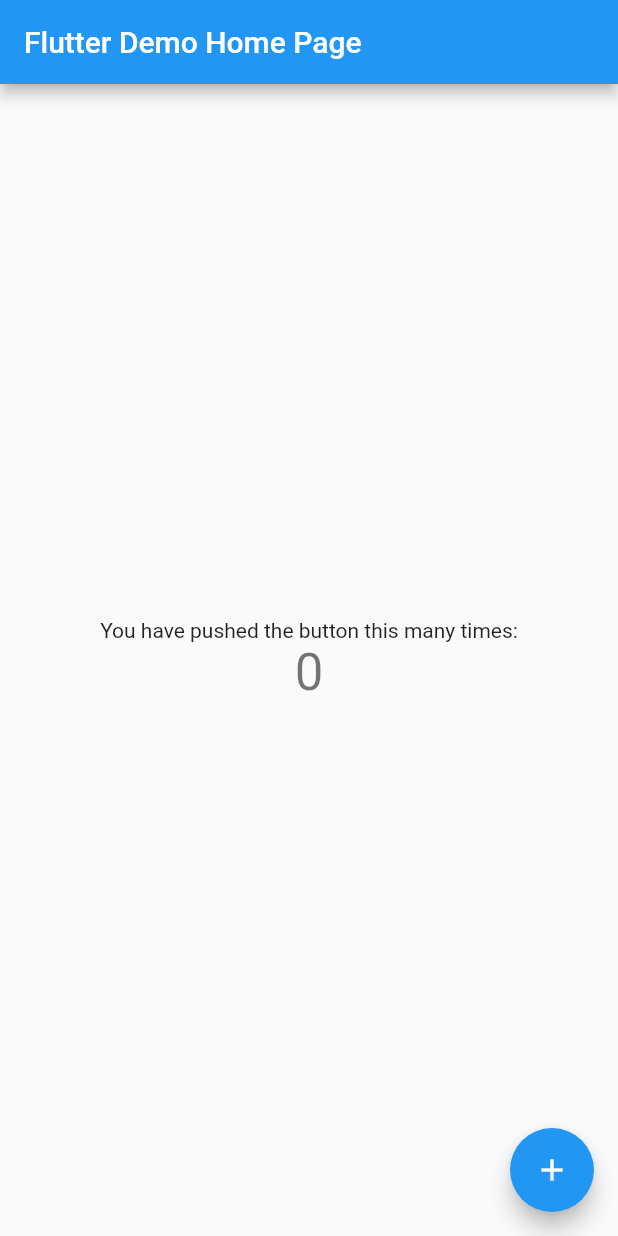
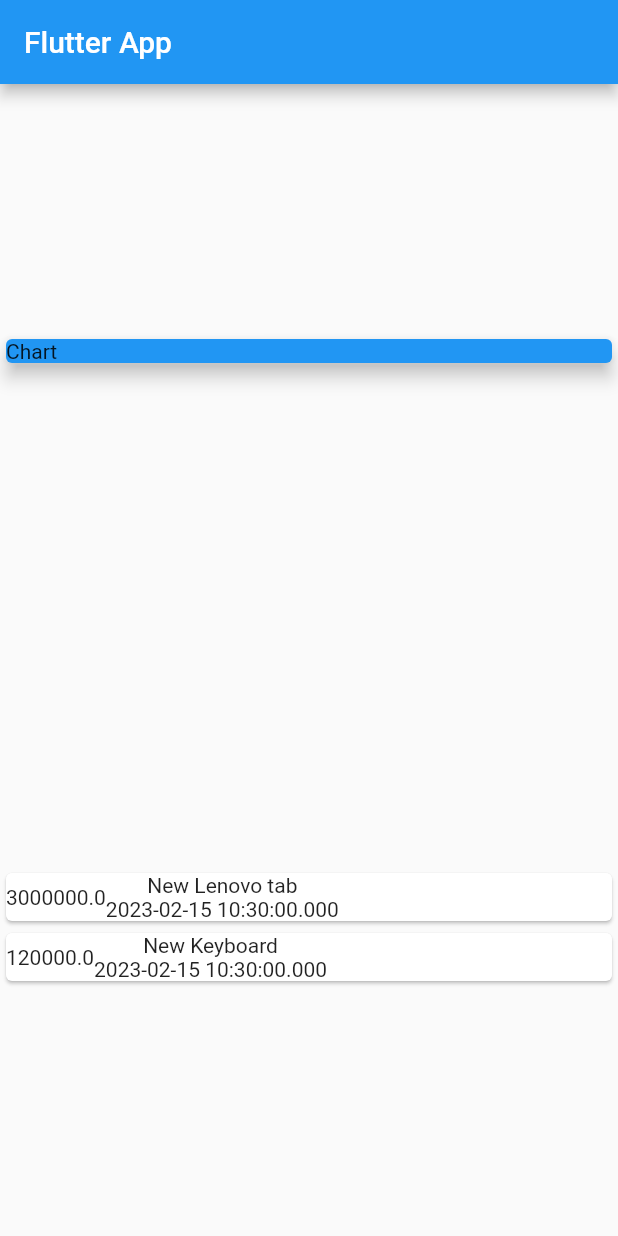
Before and after one commit to Th3FatGuy/personal-expenses-app, a Flutter app: the screen it shows after launch, on a phone screen of 412 x 824 dp. Run offline on Flutter 3.47's test engine with Material 2 defaults, Android fonts, the phone set to English and light mode, and no system bars.

Commit message:
Adding file and editing the main.dart

```diff
--- a/lib/main.dart
+++ b/lib/main.dart
@@ -1,115 +1,71 @@
 import 'package:flutter/material.dart';
 
-void main() {
-  runApp(const MyApp());
-}
+import './transaction.dart'; //create a transaction file with the constructor of transaction
+
+void main() => runApp(MyApp());
 
 class MyApp extends StatelessWidget {
-  const MyApp({super.key});
-
-  // This widget is the root of your application.
   @override
   Widget build(BuildContext context) {
     return MaterialApp(
-      title: 'Flutter Demo',
-      theme: ThemeData(
-        // This is the theme of your application.
-        //
-        // Try running your application with "flutter run". You'll see the
-        // application has a blue toolbar. Then, without quitting the app, try
-        // changing the primarySwatch below to Colors.green and then invoke
-        // "hot reload" (press "r" in the console where you ran "flutter run",
-        // or simply save your changes to "hot reload" in a Flutter IDE).
-        // Notice that the counter didn't reset back to zero; the application
-        // is not restarted.
-        primarySwatch: Colors.blue,
-      ),
-      home: const MyHomePage(title: 'Flutter Demo Home Page'),
+      title: 'Personal Expenses App',
+      home: MyHomePage(),
     );
   }
 }
 
-class MyHomePage extends StatefulWidget {
-  const MyHomePage({super.key, required this.title});
-
-  // This widget is the home page of your application. It is stateful, meaning
-  // that it has a State object (defined below) that contains fields that affect
-  // how it looks.
-
-  // This class is the configuration for the state. It holds the values (in this
-  // case the title) provided by the parent (in this case the App widget) and
-  // used by the build method of the State. Fields in a Widget subclass are
-  // always marked "final".
-
-  final String title;
-
-  @override
-  State<MyHomePage> createState() => _MyHomePageState();
-}
-
-class _MyHomePageState extends State<MyHomePage> {
-  int _counter = 0;
-
-  void _incrementCounter() {
-    setState(() {
-      // This call to setState tells the Flutter framework that something has
-      // changed in this State, which causes it to rerun the build method below
-      // so that the display can reflect the updated values. If we changed
-      // _counter without calling setState(), then the build method would not be
-      // called again, and so nothing would appear to happen.
-      _counter++;
-    });
-  }
+class MyHomePage extends StatelessWidget {
+  final List<Transaction> transaction = [
+    Transaction(
+      id: '16035',
+      title: 'New Lenovo tab',
+      amount: 3000000,
+      date: DateTime.now(),
+    ),
+    Transaction(
+      id: '16036',
+      title: 'New Keyboard',
+      amount: 120000,
+      date: DateTime.now(),
+    )
+  ];
 
   @override
   Widget build(BuildContext context) {
-    // This method is rerun every time setState is called, for instance as done
-    // by the _incrementCounter method above.
-    //
-    // The Flutter framework has been optimized to make rerunning build methods
-    // fast, so that you can just rebuild anything that needs updating rather
-    // than having to individually change instances of widgets.
     return Scaffold(
       appBar: AppBar(
-        // Here we take the value from the MyHomePage object that was created by
-        // the App.build method, and use it to set our appbar title.
-        title: Text(widget.title),
+        title: Text('Flutter App'),
       ),
-      body: Center(
-        // Center is a layout widget. It takes a single child and positions it
-        // in the middle of the parent.
-        child: Column(
-          // Column is also a layout widget. It takes a list of children and
-          // arranges them vertically. By default, it sizes itself to fit its
-          // children horizontally, and tries to be as tall as its parent.
-          //
-          // Invoke "debug painting" (press "p" in the console, choose the
-          // "Toggle Debug Paint" action from the Flutter Inspector in Android
-          // Studio, or the "Toggle Debug Paint" command in Visual Studio Code)
-          // to see the wireframe for each widget.
-          //
-          // Column has various properties to control how it sizes itself and
-          // how it positions its children. Here we use mainAxisAlignment to
-          // center the children vertically; the main axis here is the vertical
-          // axis because Columns are vertical (the cross axis would be
-          // horizontal).
-          mainAxisAlignment: MainAxisAlignment.center,
+      body: Column(
+          mainAxisAlignment: MainAxisAlignment.spaceAround,
           children: <Widget>[
-            const Text(
-              'You have pushed the button this many times:',
+            Container(
+              width: double.infinity,
+              child: Card(
+                color: Colors.blue,
+                child: Text('Chart'),
+                elevation: 5,
+              ),
             ),
-            Text(
-              '$_counter',
-              style: Theme.of(context).textTheme.headlineMedium,
+            Column(
+              children: transaction.map((tx) {
+                return Card(
+                  child: Row(children: [
+                    //create a row that to display the amount
+                    Container(
+                      child: Text(tx.amount.toString()),
+                    ),
+                    Column(
+                      children: [
+                        Text(tx.title),
+                        Text(tx.date.toString()),
+                      ],
+                    )
+                  ]),
+                );
+              }).toList(),
             ),
-          ],
-        ),
-      ),
-      floatingActionButton: FloatingActionButton(
-        onPressed: _incrementCounter,
-        tooltip: 'Increment',
-        child: const Icon(Icons.add),
-      ), // This trailing comma makes auto-formatting nicer for build methods.
+          ]),
     );
   }
 }
--- /dev/null
+++ b/lib/transaction.dart
@@ -0,0 +1,14 @@
+import 'package:flutter/foundation.dart';
+
+class Transaction {
+  final String id; //id of the spending
+  final String title; // the reason for spending
+  final double amount; //amount of money that spending
+  final DateTime date; // the day spending money
+
+  Transaction(
+      {required this.id,
+      required this.title,
+      required this.amount,
+      required this.date}); /*add name argument*/
+}
```
